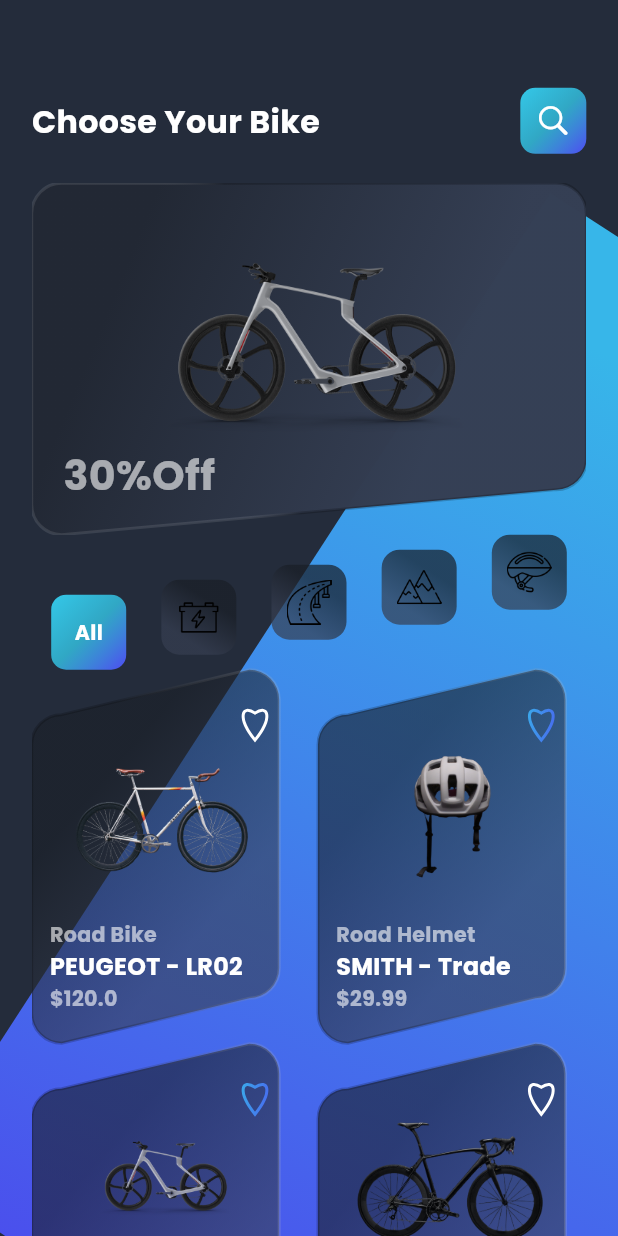
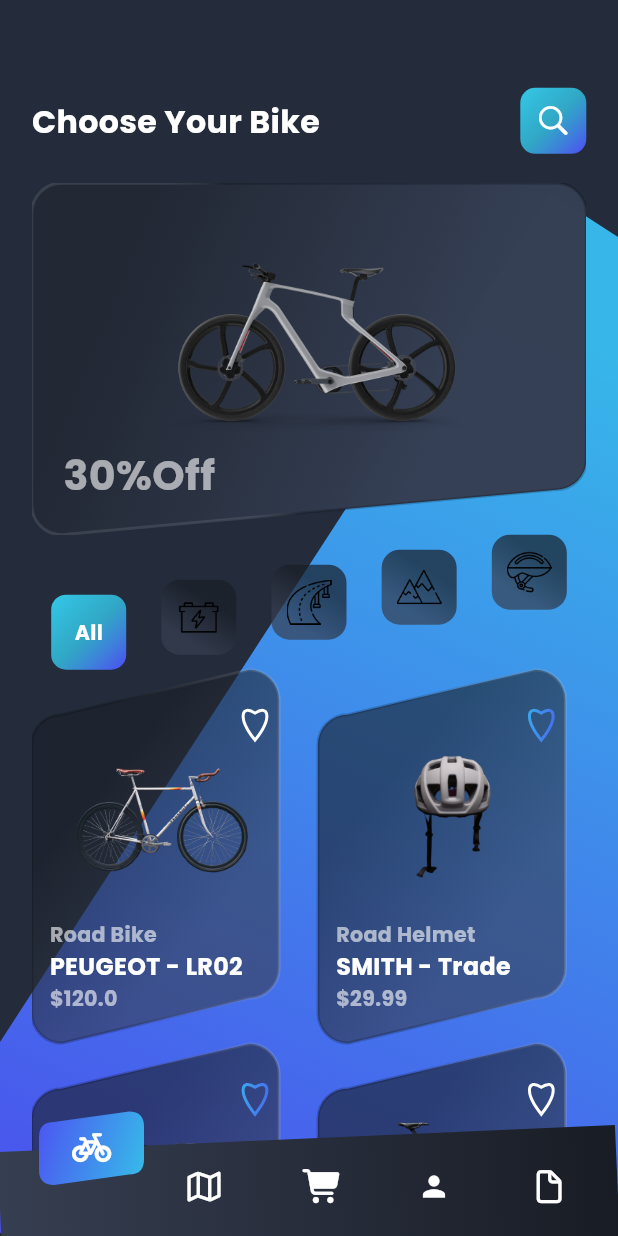
Before and after one commit to AlaaMahrous/bike_shopping_app, a Flutter app: the screen it shows after launch, on a phone screen of 412 x 824 dp. Run offline on Flutter 3.47's test engine with Material 3 defaults, Android fonts, the phone set to English and light mode, and no system bars; our stand-ins replace flutter_screenutil, font_awesome_flutter.

Commit message:
added the button bar icons

```diff
--- a/lib/main.dart
+++ b/lib/main.dart
@@ -1,6 +1,10 @@
+import 'dart:math' as math;
+
 import 'package:bike_shopping_app/presentation/screens/home_screen.dart';
+import 'package:flutter/cupertino.dart';
 import 'package:flutter/material.dart';
 import 'package:flutter_screenutil/flutter_screenutil.dart';
+import 'package:font_awesome_flutter/font_awesome_flutter.dart';
 
 void main() async {
   WidgetsFlutterBinding.ensureInitialized();
@@ -17,6 +21,138 @@ class MyApp extends StatelessWidget {
 
   @override
   Widget build(BuildContext context) {
-    return MaterialApp(debugShowCheckedModeBanner: false, home: HomeScreen());
+    return MaterialApp(debugShowCheckedModeBanner: false, home: BikeApp());
   }
 }
+
+class BikeApp extends StatelessWidget {
+  const BikeApp({super.key});
+
+  @override
+  Widget build(BuildContext context) {
+    return Stack(
+      children: [
+        HomeScreen(),
+        Positioned(
+          bottom: -20,
+          left: 0,
+          right: 0,
+          child: Transform.rotate(
+            angle: 600,
+            child: Container(
+              height: 85,
+              decoration: const BoxDecoration(
+                gradient: LinearGradient(
+                  begin: Alignment.centerLeft,
+                  end: Alignment.centerRight,
+                  colors: [
+                    Color.fromRGBO(24, 28, 36, 1),
+                    Color.fromRGBO(54, 62, 81, 1),
+                  ],
+                  stops: [-0.0483, 1.1691],
+                ),
+              ),
+            ),
+          ),
+        ),
+        Positioned(bottom: 20, left: 26, child: TiltedRectangle()),
+        Positioned(
+          bottom: 22,
+          left: 90,
+          right: 0,
+          child: Padding(
+            padding: const EdgeInsets.symmetric(horizontal: 35),
+            child: Row(
+              mainAxisAlignment: MainAxisAlignment.spaceBetween,
+              children: [
+                Icon(FontAwesomeIcons.map, color: Colors.white, size: 22),
+                Icon(
+                  FontAwesomeIcons.cartShopping,
+                  color: Colors.white,
+                  size: 22,
+                ),
+                Icon(Icons.person, color: Colors.white, size: 22),
+                Icon(FontAwesomeIcons.file, color: Colors.white, size: 22),
+              ],
+            ),
+          ),
+        ),
+      ],
+    );
+  }
+}
+
+class TiltedRectangle extends StatelessWidget {
+  final double size;
+  final double cornerRadius;
+
+  const TiltedRectangle({super.key, this.size = 70, this.cornerRadius = 8});
+
+  @override
+  Widget build(BuildContext context) {
+    return Stack(
+      children: [
+        SizedBox(
+          width: size,
+          height: size,
+          child: CustomPaint(painter: RectanglePainter(size)),
+        ),
+        Positioned(
+          top: 0,
+          bottom: 7,
+          left: 0,
+          right: 0,
+          child: Icon(FontAwesomeIcons.bicycle, color: Colors.white, size: 22),
+        ),
+      ],
+    );
+  }
+}
+
+class RectanglePainter extends CustomPainter {
+  final double size;
+
+  RectanglePainter(this.size);
+
+  @override
+  void paint(Canvas canvas, Size size) {
+    final gradient = LinearGradient(
+      begin: Alignment.topLeft,
+      end: Alignment.bottomRight,
+      transform: GradientRotation(152.72 * math.pi / 180),
+      colors: const [Color(0xFF34C8E8), Color(0xFF4E4AF2)],
+      stops: const [0.017, 1.1452],
+    );
+
+    final paint = Paint()
+      ..shader = gradient.createShader(
+        Rect.fromLTWH(0, 0, size.width, size.height),
+      )
+      ..style = PaintingStyle.fill;
+
+    final path = Path();
+    final w = size.width;
+    final h = size.height;
+    final r = 10.0; // نصف قطر الانحناء في الزوايا
+
+    // بدء من الزاوية اليسرى السفلية
+    path.moveTo(0, h * 0.8 - r);
+    path.quadraticBezierTo(0, h * 0.8, r, h * 0.8);
+
+    path.lineTo(w - r, h * 0.7);
+    path.quadraticBezierTo(w, h * 0.7, w, h * 0.7 - r);
+
+    path.lineTo(w, h * 0.1 + r);
+    path.quadraticBezierTo(w, h * 0.1, w - r, h * 0.1);
+
+    path.lineTo(r, h * 0.2);
+    path.quadraticBezierTo(0, h * 0.2, 0, h * 0.2 + r);
+
+    path.close();
+
+    canvas.drawPath(path, paint);
+  }
+
+  @override
+  bool shouldRepaint(CustomPainter oldDelegate) => false;
+}
--- a/pubspec.yaml
+++ b/pubspec.yaml
@@ -32,6 +32,7 @@ dependencies:
   flutter:
     sdk: flutter
   flutter_screenutil: ^5.9.3
+  font_awesome_flutter: ^10.9.0
   hugeicons: ^0.0.11
 
 dev_dependencies:
```
Also changed, not shown: pubspec.lock.
